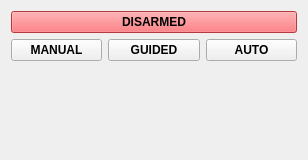
Before: the Qt Designer form GS/GUI/actionwidget.ui in UCI-UAVForge/GroundStation, drawn with Qt 5.
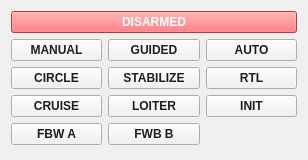
After: the same form once the commit is applied.

```diff
--- a/GS/GUI/actionwidget.ui
+++ b/GS/GUI/actionwidget.ui
@@ -14,8 +14,13 @@
    <string>Form</string>
   </property>
   <property name="styleSheet">
-   <string notr="true">
+   <string notr="true">QPushButton {
+	background-color:rgb(241, 241, 241);
+	color:rgb(30,30,30);
+}
+
 QPushButton#armButton {
+	color:rgb(255,255,255);
 	background-color:rgb(255, 80, 83);
 }
 
@@ -28,6 +33,58 @@
 </string>
   </property>
   <layout class="QGridLayout" name="gridLayout_2">
+   <item row="3" column="1">
+    <widget class="QPushButton" name="manualButton">
+     <property name="font">
+      <font>
+       <weight>75</weight>
+       <bold>true</bold>
+      </font>
+     </property>
+     <property name="text">
+      <string>MANUAL</string>
+     </property>
+    </widget>
+   </item>
+   <item row="7" column="2">
+    <spacer name="verticalSpacer">
+     <property name="orientation">
+      <enum>Qt::Vertical</enum>
+     </property>
+     <property name="sizeHint" stdset="0">
+      <size>
+       <width>20</width>
+       <height>40</height>
+      </size>
+     </property>
+    </spacer>
+   </item>
+   <item row="4" column="1">
+    <widget class="QPushButton" name="circleButton">
+     <property name="font">
+      <font>
+       <weight>75</weight>
+       <bold>true</bold>
+      </font>
+     </property>
+     <property name="text">
+      <string>CIRCLE</string>
+     </property>
+    </widget>
+   </item>
+   <item row="4" column="3">
+    <widget class="QPushButton" name="rtlButton">
+     <property name="font">
+      <font>
+       <weight>75</weight>
+       <bold>true</bold>
+      </font>
+     </property>
+     <property name="text">
+      <string>RTL</string>
+     </property>
+    </widget>
+   </item>
    <item row="3" column="2">
     <widget class="QPushButton" name="guidedButton">
      <property name="font">
@@ -81,31 +138,83 @@
      </property>
     </widget>
    </item>
-   <item row="3" column="1">
-    <widget class="QPushButton" name="manualButton">
-     <property name="font">
-      <font>
-       <weight>75</weight>
-       <bold>true</bold>
-      </font>
-     </property>
-     <property name="text">
-      <string>MANUAL</string>
-     </property>
-    </widget>
-   </item>
    <item row="4" column="2">
-    <spacer name="verticalSpacer">
-     <property name="orientation">
-      <enum>Qt::Vertical</enum>
+    <widget class="QPushButton" name="stabilizeButton">
+     <property name="font">
+      <font>
+       <weight>75</weight>
+       <bold>true</bold>
+      </font>
      </property>
-     <property name="sizeHint" stdset="0">
-      <size>
-       <width>20</width>
-       <height>40</height>
-      </size>
+     <property name="text">
+      <string>STABILIZE</string>
      </property>
-    </spacer>
+    </widget>
+   </item>
+   <item row="5" column="3">
+    <widget class="QPushButton" name="initButton">
+     <property name="font">
+      <font>
+       <weight>75</weight>
+       <bold>true</bold>
+      </font>
+     </property>
+     <property name="text">
+      <string>INIT</string>
+     </property>
+    </widget>
+   </item>
+   <item row="6" column="2">
+    <widget class="QPushButton" name="fbwbButton">
+     <property name="font">
+      <font>
+       <weight>75</weight>
+       <bold>true</bold>
+      </font>
+     </property>
+     <property name="text">
+      <string>FWB B</string>
+     </property>
+    </widget>
+   </item>
+   <item row="6" column="1">
+    <widget class="QPushButton" name="fbwaButton">
+     <property name="font">
+      <font>
+       <weight>75</weight>
+       <bold>true</bold>
+      </font>
+     </property>
+     <property name="text">
+      <string>FBW A</string>
+     </property>
+    </widget>
+   </item>
+   <item row="5" column="1">
+    <widget class="QPushButton" name="cruiseButton">
+     <property name="font">
+      <font>
+       <weight>75</weight>
+       <bold>true</bold>
+      </font>
+     </property>
+     <property name="text">
+      <string>CRUISE</string>
+     </property>
+    </widget>
+   </item>
+   <item row="5" column="2">
+    <widget class="QPushButton" name="loiterButton">
+     <property name="font">
+      <font>
+       <weight>75</weight>
+       <bold>true</bold>
+      </font>
+     </property>
+     <property name="text">
+      <string>LOITER</string>
+     </property>
+    </widget>
    </item>
   </layout>
  </widget>
```
